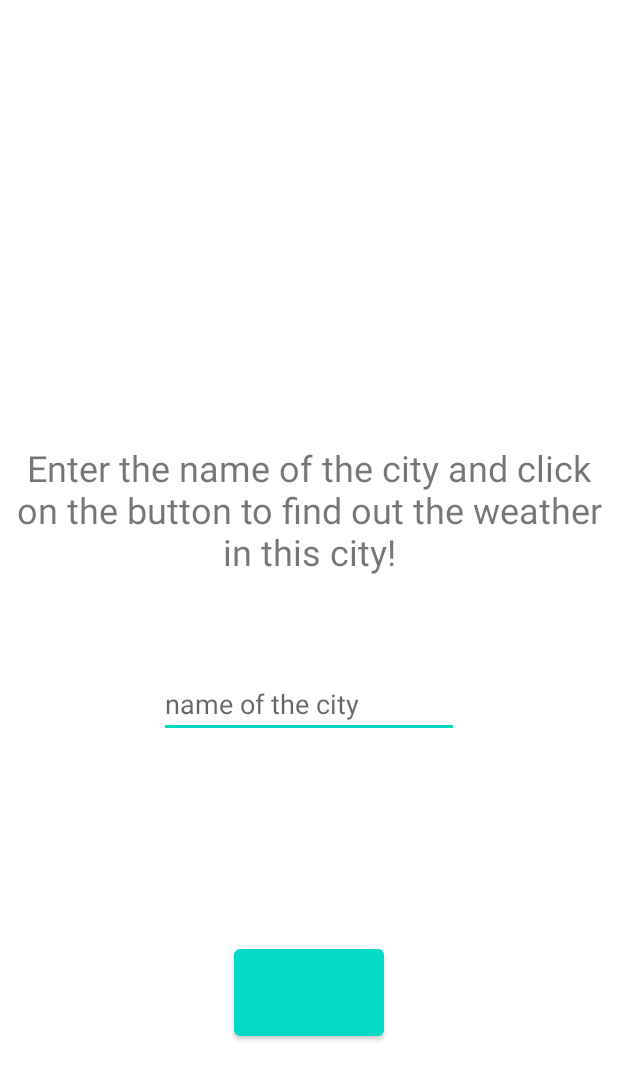
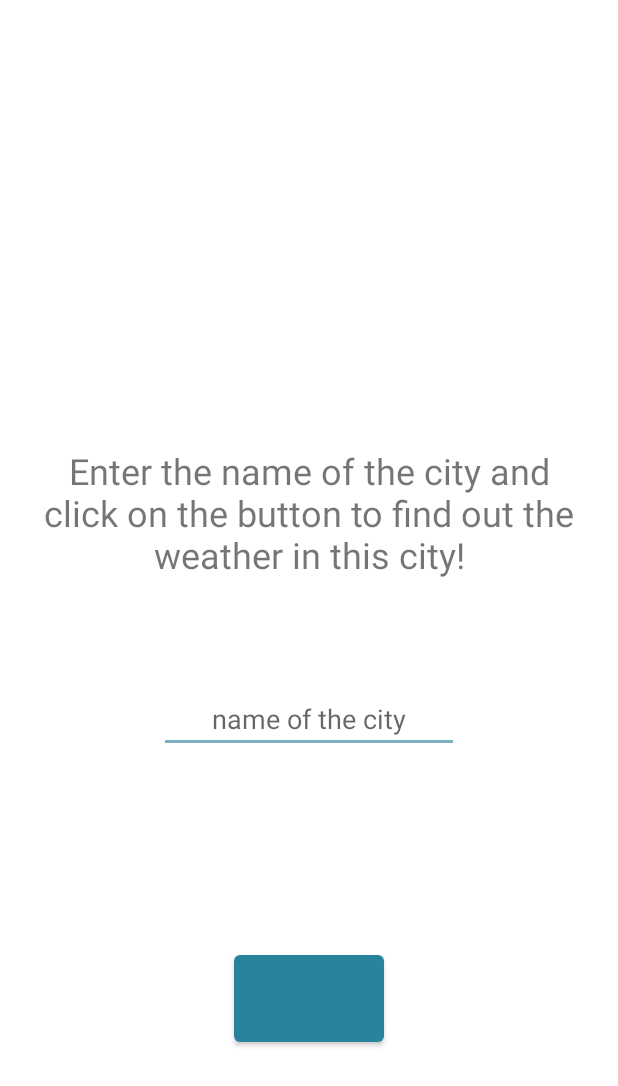
Before and after one commit to TrashD0G/Weather, an Android app: the screen it shows after launch (MainActivity), on a phone screen of 412 x 824 dp. Shown: the top 1086 px of the screen. Run offline under Robolectric (Android 15) with nearby library versions, the phone set to English and light mode, and no system bars; our stand-ins replace Dagger/Hilt's generated code.

Commit message:
small UI fixes

```diff
--- a/app/src/main/res/layout/activity_main.xml
+++ b/app/src/main/res/layout/activity_main.xml
@@ -11,9 +11,10 @@
         android:id="@+id/menu_text"
         android:layout_width="wrap_content"
         android:layout_height="wrap_content"
-        android:padding="5dp"
+        android:padding="15dp"
         android:text="@string/menu_text"
         android:textAlignment="center"
+        android:gravity="center"
         android:textSize="24sp"
         app:layout_constraintBottom_toBottomOf="parent"
         app:layout_constraintEnd_toEndOf="parent"
@@ -29,6 +30,8 @@
         android:layout_width="200dp"
         android:layout_height="wrap_content"
         android:hint="name of the city"
+        android:inputType="text"
+        android:gravity="center"
         app:layout_constraintBottom_toTopOf="@+id/buttonRespon"
         app:layout_constraintEnd_toEndOf="parent"
         app:layout_constraintHorizontal_bias="0.5"
--- a/app/src/main/res/values/themes.xml
+++ b/app/src/main/res/values/themes.xml
@@ -2,12 +2,12 @@
     <!-- Base application theme. -->
     <style name="Theme.Weather" parent="Theme.MaterialComponents.DayNight.NoActionBar">
         <!-- Primary brand color. -->
-        <item name="colorPrimary">@color/teal_200</item>
+        <item name="colorPrimary">#2b829c</item>
         <item name="colorPrimaryVariant">@color/purple_700</item>
-        <item name="colorOnPrimary">@color/white</item>
+        <item name="colorOnPrimary">#DFE0E0</item>
         <!-- Secondary brand color. -->
-        <item name="colorSecondary">@color/teal_200</item>
-        <item name="colorSecondaryVariant">@color/teal_700</item>
+        <item name="colorSecondary">#7bb1bf</item>
+        <item name="colorSecondaryVariant">#a7c4cc</item>
         <item name="colorOnSecondary">@color/black</item>
         <!-- Status bar color. -->
         <item name="android:statusBarColor" tools:targetApi="l">?attr/colorPrimaryVariant</item>
```
Also changed, not shown: app/src/main/java/com/artem/weather/presentation/WeatherActivity.kt (line endings or trailing spaces).
